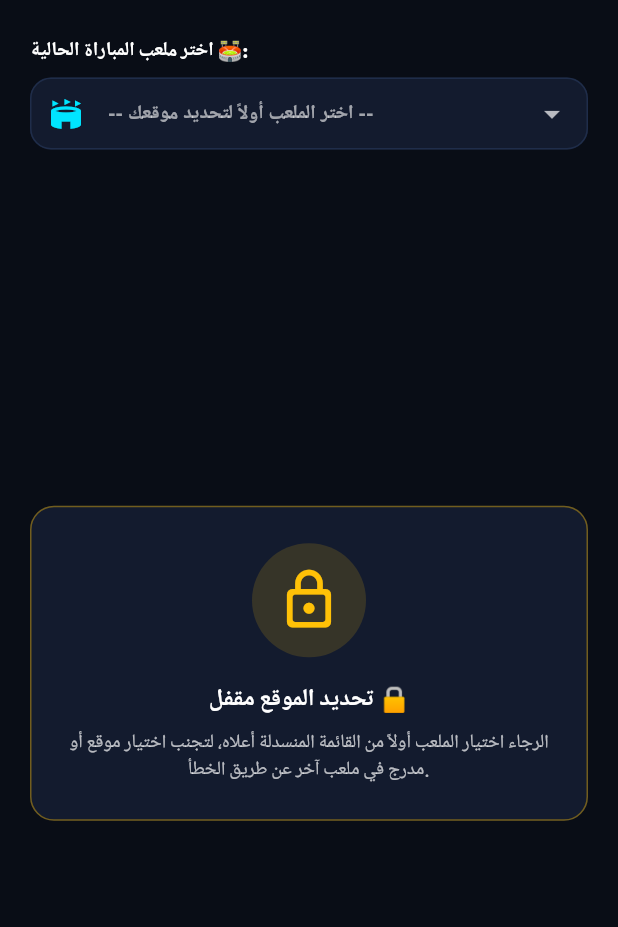
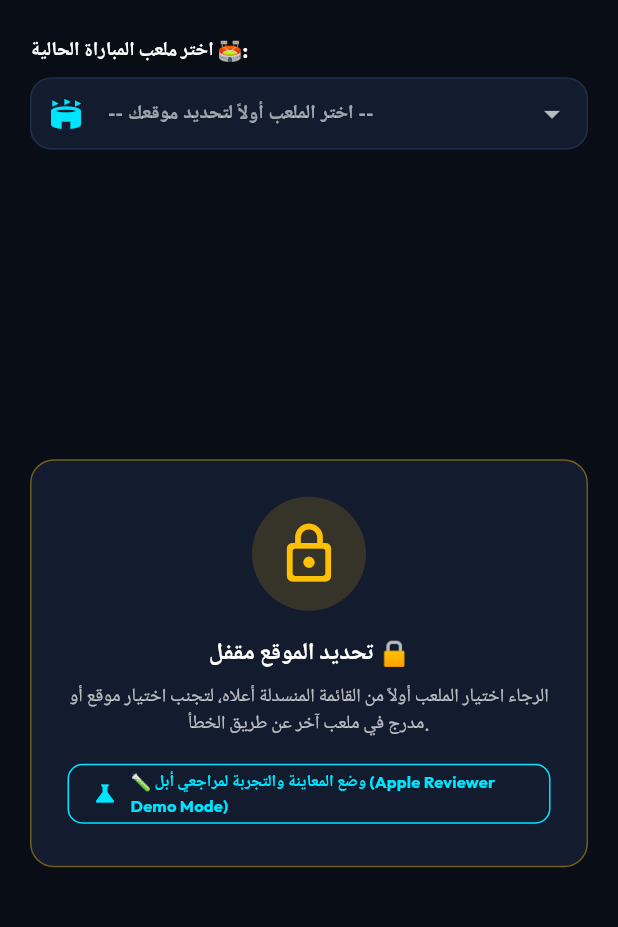
Before and after one commit to mralbishri-cell/tifoflash, a Flutter app: the screen it shows after launch, on a phone screen of 412 x 824 dp, the part 65-992 px from its top. Run offline on Flutter 3.47's test engine with Material 3 defaults, Android fonts, the light colour scheme and no system bars; our stand-ins replace firebase_core, firebase_database, flutter_riverpod, google_fonts, sensors_plus, vibration; missing offline and left inert: screen_brightness, torch_light; accounts and stored records are empty.

Commit message:
feat(apple-compliance): add Photosensitive light safety warning and Apple Reviewer Demo Mode

```diff
--- a/tifoflash_app/lib/features/stadium/presentation/sector_selector_screen.dart
+++ b/tifoflash_app/lib/features/stadium/presentation/sector_selector_screen.dart
@@ -214,6 +214,25 @@ class _SectorSelectorScreenState extends State<SectorSelectorScreen> {
                             'الرجاء اختيار الملعب أولاً من القائمة المنسدلة أعلاه، لتجنب اختيار موقع أو مدرج في ملعب آخر عن طريق الخطأ.',
                             style: TextStyle(color: Colors.white70, fontSize: 12.5, height: 1.4),
                             textAlign: TextAlign.center,
+                          ),
+                          const SizedBox(height: 14),
+                          OutlinedButton.icon(
+                            onPressed: () {
+                              setState(() {
+                                _selectedStadium = PresetStadiumData.kingdomArena;
+                                _selectedSector = PresetStadiumData.kingdomArena.sectors.first;
+                              });
+                              _confirmSelectionAndEnterMatch();
+                            },
+                            icon: const Icon(Icons.science, color: TifoTheme.stadiumCyan, size: 18),
+                            label: const Text(
+                              '🧪 وضع المعاينة والتجربة لمراجعي أبل (Apple Reviewer Demo Mode)',
+                              style: TextStyle(color: TifoTheme.stadiumCyan, fontWeight: FontWeight.bold, fontSize: 11),
+                            ),
+                            style: OutlinedButton.styleFrom(
+                              side: const BorderSide(color: TifoTheme.stadiumCyan),
+                              shape: RoundedRectangleBorder(borderRadius: BorderRadius.circular(10)),
+                            ),
                           ),
                         ],
                       ),
```
Also changed, not shown: tifoflash_app/lib/features/stadium/presentation/live_tifo_screen.dart (+22 -0 lines).
